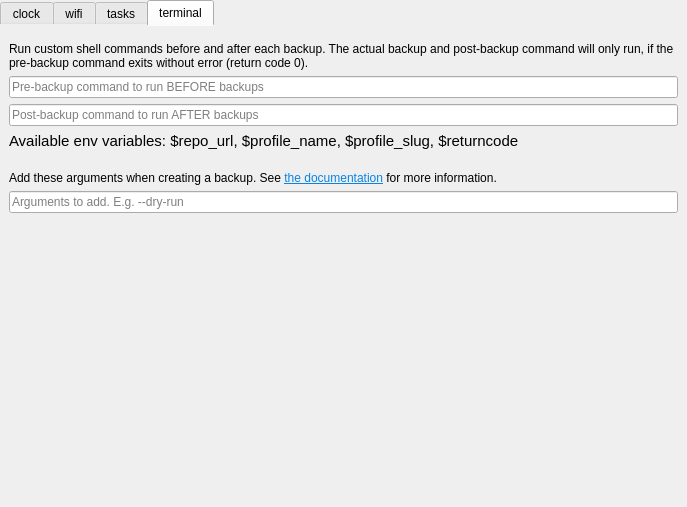
Old version of the form src/vorta/assets/UI/scheduletab.ui in the repository bastiencyr/vorta.
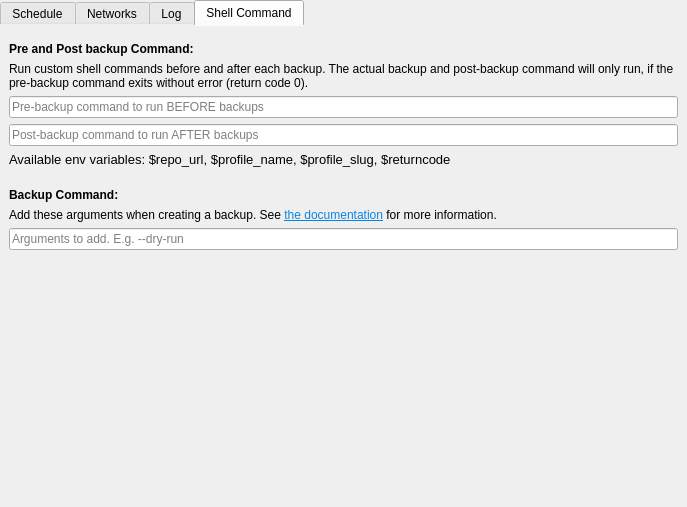
New version of the form. The open tabs and pages were chosen to show the change.

Commit message: Flat design

```diff
--- a/src/vorta/assets/UI/scheduletab.ui
+++ b/src/vorta/assets/UI/scheduletab.ui
@@ -65,7 +65,7 @@
        <string/>
       </property>
       <attribute name="title">
-       <string>clock</string>
+       <string>Schedule</string>
       </attribute>
       <layout class="QVBoxLayout" name="verticalLayout">
        <property name="spacing">
@@ -373,7 +373,7 @@
      </widget>
      <widget class="QWidget" name="page_2">
       <attribute name="title">
-       <string>wifi</string>
+       <string>Networks</string>
       </attribute>
       <layout class="QGridLayout" name="gridLayout_2">
        <property name="topMargin">
@@ -426,7 +426,7 @@
      </widget>
      <widget class="QWidget" name="page_3">
       <attribute name="title">
-       <string>tasks</string>
+       <string>Log</string>
       </attribute>
       <layout class="QGridLayout" name="gridLayout_3">
        <property name="topMargin">
@@ -481,7 +481,7 @@
      </widget>
      <widget class="QWidget" name="page_4">
       <attribute name="title">
-       <string>terminal</string>
+       <string>Shell Command</string>
       </attribute>
       <layout class="QVBoxLayout" name="verticalLayout_2">
        <property name="topMargin">
@@ -490,6 +490,19 @@
        <property name="bottomMargin">
         <number>9</number>
        </property>
+       <item>
+        <widget class="QLabel" name="label_8">
+         <property name="font">
+          <font>
+           <weight>75</weight>
+           <bold>true</bold>
+          </font>
+         </property>
+         <property name="text">
+          <string>Pre and Post backup Command:</string>
+         </property>
+        </widget>
+       </item>
        <item>
         <widget class="QLabel" name="label_4">
          <property name="text">
@@ -530,7 +543,7 @@
         <widget class="QLabel" name="label_6">
          <property name="font">
           <font>
-           <pointsize>11</pointsize>
+           <pointsize>10</pointsize>
            <weight>50</weight>
            <bold>false</bold>
           </font>
@@ -556,6 +569,19 @@
          </property>
         </spacer>
        </item>
+       <item>
+        <widget class="QLabel" name="label_9">
+         <property name="font">
+          <font>
+           <weight>75</weight>
+           <bold>true</bold>
+          </font>
+         </property>
+         <property name="text">
+          <string>Backup Command:</string>
+         </property>
+        </widget>
+       </item>
        <item>
         <widget class="QLabel" name="label_7">
          <property name="text">
```
Left out of the diff: 5 changed lines with no effect on the pictures. The commit also changes 4 other files.
